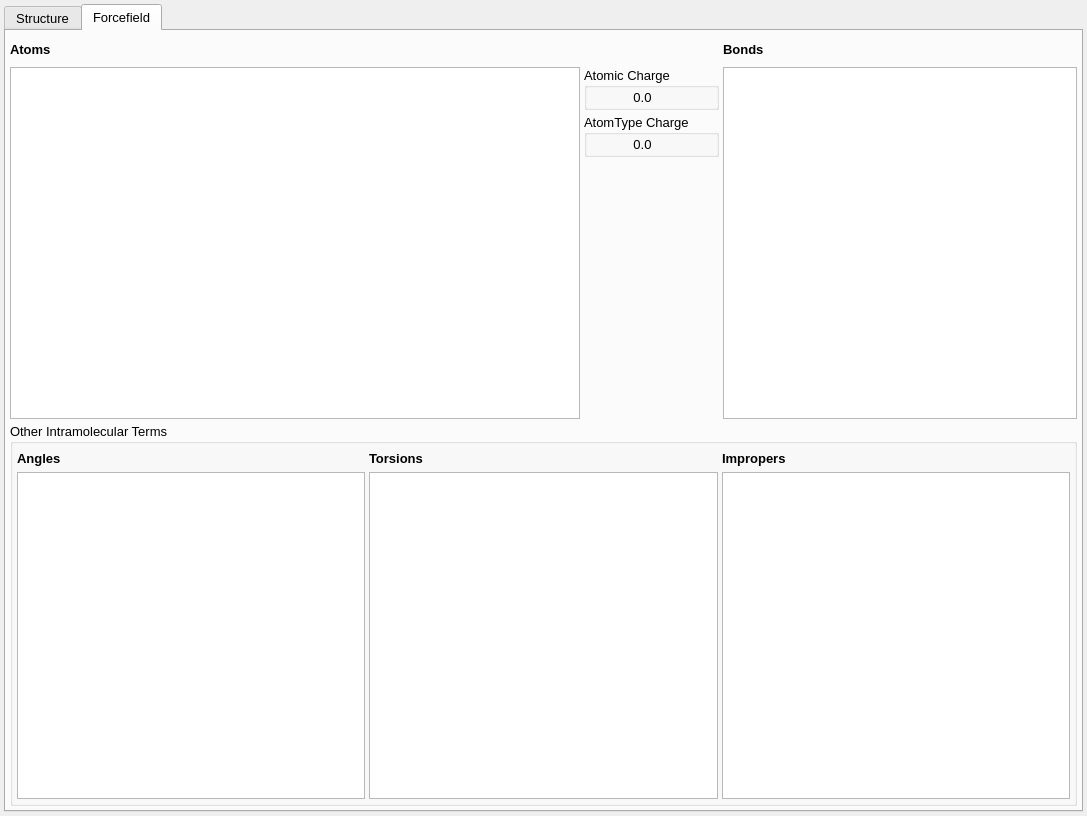
Above: src/gui/speciesTab.ui from disorderedmaterials/dissolve before the change. Below: the same form after it.
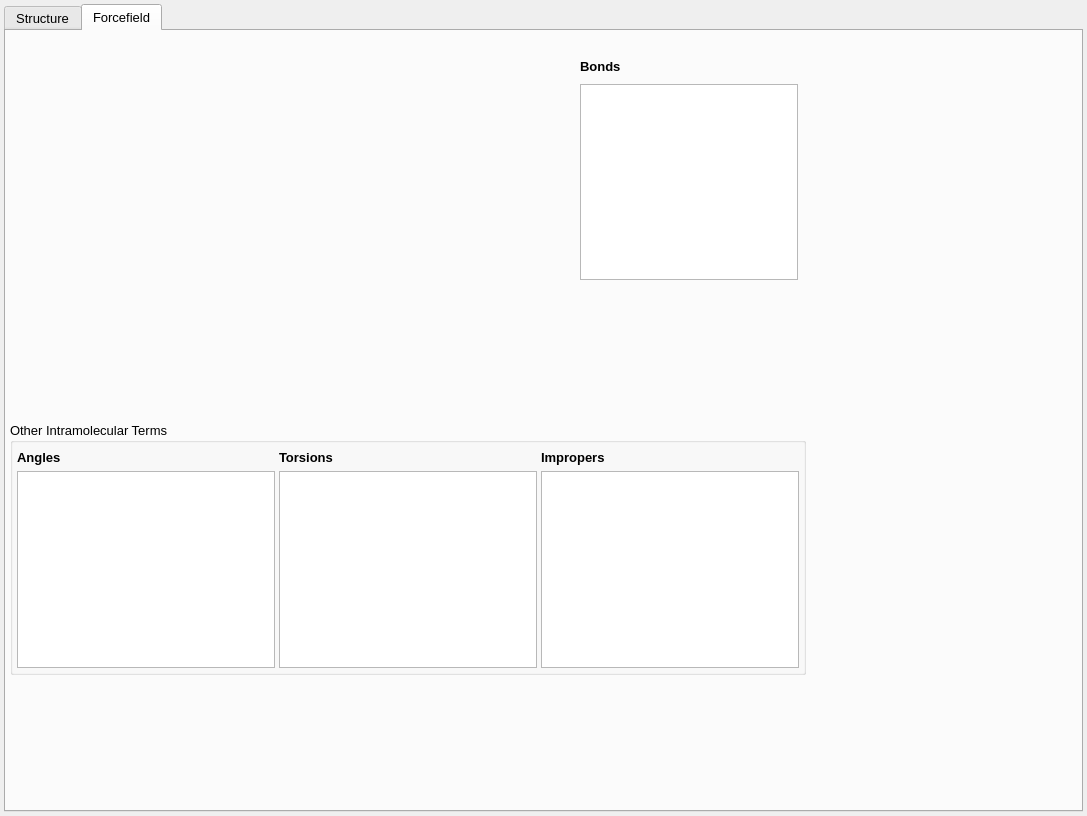
That is the form after the change. The open tabs and pages were chosen to show the change. Icons and pictures are not drawn. Custom widgets are drawn as their Qt base class.

Commit message: Atoms tab

```diff
--- a/src/gui/speciesTab.ui
+++ b/src/gui/speciesTab.ui
@@ -459,6 +459,169 @@
            </item>
           </layout>
          </widget>
+         <widget class="QWidget" name="AtomsPage">
+          <attribute name="label">
+           <string>Atoms</string>
+          </attribute>
+          <layout class="QVBoxLayout" name="verticalLayout_5">
+           <item>
+            <widget class="QTableView" name="AtomTable">
+             <property name="sizePolicy">
+              <sizepolicy hsizetype="Expanding" vsizetype="Expanding">
+               <horstretch>0</horstretch>
+               <verstretch>1</verstretch>
+              </sizepolicy>
+             </property>
+             <property name="showDropIndicator" stdset="0">
+              <bool>false</bool>
+             </property>
+             <property name="dragDropOverwriteMode">
+              <bool>false</bool>
+             </property>
+             <property name="selectionBehavior">
+              <enum>QAbstractItemView::SelectRows</enum>
+             </property>
+             <property name="showGrid">
+              <bool>true</bool>
+             </property>
+             <attribute name="horizontalHeaderVisible">
+              <bool>false</bool>
+             </attribute>
+             <attribute name="horizontalHeaderStretchLastSection">
+              <bool>false</bool>
+             </attribute>
+             <attribute name="verticalHeaderVisible">
+              <bool>false</bool>
+             </attribute>
+             <attribute name="verticalHeaderStretchLastSection">
+              <bool>false</bool>
+             </attribute>
+            </widget>
+           </item>
+           <item>
+            <layout class="QHBoxLayout" name="horizontalLayout_8">
+             <item>
+              <widget class="QGroupBox" name="TotalAtomTypeChargeGroup">
+               <property name="title">
+                <string>AtomType Charge</string>
+               </property>
+               <layout class="QHBoxLayout" name="horizontalLayout_11">
+                <property name="spacing">
+                 <number>2</number>
+                </property>
+                <property name="leftMargin">
+                 <number>2</number>
+                </property>
+                <property name="topMargin">
+                 <number>2</number>
+                </property>
+                <property name="rightMargin">
+                 <number>2</number>
+                </property>
+                <property name="bottomMargin">
+                 <number>2</number>
+                </property>
+                <item>
+                 <widget class="QLabel" name="TotalAtomTypeChargeLabel">
+                  <property name="toolTip">
+                   <string>Total charge on the species as calculated from indivdual charges on assigned atom types</string>
+                  </property>
+                  <property name="text">
+                   <string>0.0</string>
+                  </property>
+                  <property name="alignment">
+                   <set>Qt::AlignCenter</set>
+                  </property>
+                 </widget>
+                </item>
+                <item>
+                 <widget class="CheckIndicator" name="TotalAtomTypeChargeIndicator">
+                  <property name="sizePolicy">
+                   <sizepolicy hsizetype="Fixed" vsizetype="Fixed">
+                    <horstretch>0</horstretch>
+                    <verstretch>0</verstretch>
+                   </sizepolicy>
+                  </property>
+                  <property name="maximumSize">
+                   <size>
+                    <width>16</width>
+                    <height>16</height>
+                   </size>
+                  </property>
+                  <property name="text">
+                   <string/>
+                  </property>
+                  <property name="scaledContents">
+                   <bool>true</bool>
+                  </property>
+                 </widget>
+                </item>
+               </layout>
+              </widget>
+             </item>
+             <item>
+              <widget class="QGroupBox" name="TotalAtomChargeGroup">
+               <property name="title">
+                <string>Atomic Charge</string>
+               </property>
+               <layout class="QHBoxLayout" name="horizontalLayout_2">
+                <property name="spacing">
+                 <number>2</number>
+                </property>
+                <property name="leftMargin">
+                 <number>2</number>
+                </property>
+                <property name="topMargin">
+                 <number>2</number>
+                </property>
+                <property name="rightMargin">
+                 <number>2</number>
+                </property>
+                <property name="bottomMargin">
+                 <number>2</number>
+                </property>
+                <item>
+                 <widget class="QLabel" name="TotalAtomChargeLabel">
+                  <property name="toolTip">
+                   <string>Total charge on the species as calculated from indivdual charges on species atoms</string>
+                  </property>
+                  <property name="text">
+                   <string>0.0</string>
+                  </property>
+                  <property name="alignment">
+                   <set>Qt::AlignCenter</set>
+                  </property>
+                 </widget>
+                </item>
+                <item>
+                 <widget class="CheckIndicator" name="TotalAtomChargeIndicator">
+                  <property name="sizePolicy">
+                   <sizepolicy hsizetype="Fixed" vsizetype="Fixed">
+                    <horstretch>0</horstretch>
+                    <verstretch>0</verstretch>
+                   </sizepolicy>
+                  </property>
+                  <property name="maximumSize">
+                   <size>
+                    <width>16</width>
+                    <height>16</height>
+                   </size>
+                  </property>
+                  <property name="text">
+                   <string/>
+                  </property>
+                  <property name="scaledContents">
+                   <bool>true</bool>
+                  </property>
+                 </widget>
+                </item>
+               </layout>
+              </widget>
+             </item>
+            </layout>
+           </item>
+          </layout>
+         </widget>
          <widget class="QWidget" name="IsotopologuesPage">
           <property name="geometry">
            <rect>
@@ -1278,384 +1441,15 @@
       <attribute name="title">
        <string>Forcefield</string>
       </attribute>
-      <layout class="QVBoxLayout" name="verticalLayout_17">
-       <property name="spacing">
-        <number>4</number>
-       </property>
-       <property name="leftMargin">
-        <number>4</number>
-       </property>
-       <property name="topMargin">
-        <number>4</number>
-       </property>
-       <property name="rightMargin">
-        <number>4</number>
-       </property>
-       <property name="bottomMargin">
-        <number>4</number>
-       </property>
-       <item>
-        <layout class="QHBoxLayout" name="horizontalLayout_16">
-         <item>
-          <widget class="QWidget" name="AtomsWidget" native="true">
-           <property name="sizePolicy">
-            <sizepolicy hsizetype="Expanding" vsizetype="Preferred">
-             <horstretch>2</horstretch>
-             <verstretch>0</verstretch>
-            </sizepolicy>
-           </property>
-           <layout class="QVBoxLayout" name="verticalLayout_8">
-            <property name="spacing">
-             <number>4</number>
-            </property>
-            <property name="leftMargin">
-             <number>0</number>
-            </property>
-            <property name="topMargin">
-             <number>0</number>
-            </property>
-            <property name="rightMargin">
-             <number>0</number>
-            </property>
-            <property name="bottomMargin">
-             <number>0</number>
-            </property>
-            <item>
-             <layout class="QHBoxLayout" name="horizontalLayout_8">
-              <property name="spacing">
-               <number>4</number>
-              </property>
-              <item>
-               <widget class="QLabel" name="AtomsLabel">
-                <property name="sizePolicy">
-                 <sizepolicy hsizetype="Preferred" vsizetype="Minimum">
-                  <horstretch>0</horstretch>
-                  <verstretch>0</verstretch>
-                 </sizepolicy>
-                </property>
-                <property name="minimumSize">
-                 <size>
-                  <width>0</width>
-                  <height>28</height>
-                 </size>
-                </property>
-                <property name="font">
-                 <font>
-                  <pointsize>10</pointsize>
-                  <weight>75</weight>
-                  <bold>true</bold>
-                 </font>
-                </property>
-                <property name="text">
-                 <string>Atoms</string>
-                </property>
-               </widget>
-              </item>
-              <item>
-               <spacer name="horizontalSpacer_6">
-                <property name="orientation">
-                 <enum>Qt::Horizontal</enum>
-                </property>
-                <property name="sizeHint" stdset="0">
-                 <size>
-                  <width>40</width>
-                  <height>20</height>
-                 </size>
-                </property>
-               </spacer>
-              </item>
-             </layout>
-            </item>
-            <item>
-             <layout class="QHBoxLayout" name="horizontalLayout_13">
-              <property name="spacing">
-               <number>4</number>
-              </property>
-              <item>
-               <widget class="QTableView" name="AtomTable">
-                <property name="sizePolicy">
-                 <sizepolicy hsizetype="Expanding" vsizetype="Expanding">
-                  <horstretch>0</horstretch>
-                  <verstretch>1</verstretch>
-                 </sizepolicy>
-                </property>
-                <property name="showDropIndicator" stdset="0">
-                 <bool>false</bool>
-                </property>
-                <property name="dragDropOverwriteMode">
-                 <bool>false</bool>
-                </property>
-                <property name="selectionBehavior">
-                 <enum>QAbstractItemView::SelectRows</enum>
-                </property>
-                <property name="showGrid">
-                 <bool>true</bool>
-                </property>
-                <attribute name="horizontalHeaderVisible">
-                 <bool>false</bool>
-                </attribute>
-                <attribute name="horizontalHeaderStretchLastSection">
-                 <bool>false</bool>
-                </attribute>
-                <attribute name="verticalHeaderVisible">
-                 <bool>false</bool>
-                </attribute>
-                <attribute name="verticalHeaderStretchLastSection">
-                 <bool>false</bool>
-                </attribute>
-               </widget>
-              </item>
-              <item>
-               <layout class="QVBoxLayout" name="verticalLayout_5">
-                <item>
-                 <widget class="QGroupBox" name="TotalAtomChargeGroup">
-                  <property name="title">
-                   <string>Atomic Charge</string>
-                  </property>
-                  <layout class="QHBoxLayout" name="horizontalLayout_2">
-                   <property name="spacing">
-                    <number>2</number>
-                   </property>
-                   <property name="leftMargin">
-                    <number>2</number>
-                   </property>
-                   <property name="topMargin">
-                    <number>2</number>
-                   </property>
-                   <property name="rightMargin">
-                    <number>2</number>
-                   </property>
-                   <property name="bottomMargin">
-                    <number>2</number>
-                   </property>
-                   <item>
-                    <widget class="QLabel" name="TotalAtomChargeLabel">
-                     <property name="toolTip">
-                      <string>Total charge on the species as calculated from indivdual charges on species atoms</string>
-                     </property>
-                     <property name="text">
-                      <string>0.0</string>
-                     </property>
-                     <property name="alignment">
-                      <set>Qt::AlignCenter</set>
-                     </property>
-                    </widget>
-                   </item>
-                   <item>
-                    <widget class="CheckIndicator" name="TotalAtomChargeIndicator">
-                     <property name="sizePolicy">
-                      <sizepolicy hsizetype="Fixed" vsizetype="Fixed">
-                       <horstretch>0</horstretch>
-                       <verstretch>0</verstretch>
-                      </sizepolicy>
-                     </property>
-                     <property name="maximumSize">
-                      <size>
-                       <width>16</width>
-                       <height>16</height>
-                      </size>
-                     </property>
-                     <property name="text">
-                      <string/>
-                     </property>
-                     <property name="scaledContents">
-                      <bool>true</bool>
-                     </property>
-                    </widget>
-                   </item>
-                  </layout>
-                 </widget>
-                </item>
-                <item>
-                 <widget class="QGroupBox" name="TotalAtomTypeChargeGroup">
-                  <property name="title">
-                   <string>AtomType Charge</string>
-                  </property>
-                  <layout class="QHBoxLayout" name="horizontalLayout_11">
-                   <property name="spacing">
-                    <number>2</number>
-                   </property>
-                   <property name="leftMargin">
-                    <number>2</number>
-                   </property>
-                   <property name="topMargin">
-                    <number>2</number>
-                   </property>
-                   <property name="rightMargin">
-                    <number>2</number>
-                   </property>
-                   <property name="bottomMargin">
-                    <number>2</number>
-                   </property>
-                   <item>
-                    <widget class="QLabel" name="TotalAtomTypeChargeLabel">
-                     <property name="toolTip">
-                      <string>Total charge on the species as calculated from indivdual charges on assigned atom types</string>
-                     </property>
-                     <property name="text">
-                      <string>0.0</string>
-                     </property>
-                     <property name="alignment">
-                      <set>Qt::AlignCenter</set>
-                     </property>
-                    </widget>
-                   </item>
-                   <item>
-                    <widget class="CheckIndicator" name="TotalAtomTypeChargeIndicator">
-                     <property name="sizePolicy">
-                      <sizepolicy hsizetype="Fixed" vsizetype="Fixed">
-                       <horstretch>0</horstretch>
-                       <verstretch>0</verstretch>
-                      </sizepolicy>
-                     </property>
-                     <property name="maximumSize">
-                      <size>
-                       <width>16</width>
-                       <height>16</height>
-                      </size>
-                     </property>
-                     <property name="text">
-                      <string/>
-                     </property>
-                     <property name="scaledContents">
-                      <bool>true</bool>
-                     </property>
-                    </widget>
-                   </item>
-                  </layout>
-                 </widget>
-                </item>
-                <item>
-                 <spacer name="verticalSpacer_3">
-                  <property name="orientation">
-                   <enum>Qt::Vertical</enum>
-                  </property>
-                  <property name="sizeHint" stdset="0">
-                   <size>
-                    <width>20</width>
-                    <height>40</height>
-                   </size>
-                  </property>
-                 </spacer>
-                </item>
-               </layout>
-              </item>
-             </layout>
-            </item>
-           </layout>
-          </widget>
-         </item>
-         <item>
-          <widget class="QWidget" name="BondsWidget" native="true">
-           <property name="sizePolicy">
-            <sizepolicy hsizetype="Expanding" vsizetype="Preferred">
-             <horstretch>1</horstretch>
-             <verstretch>0</verstretch>
-            </sizepolicy>
-           </property>
-           <layout class="QVBoxLayout" name="verticalLayout">
-            <property name="spacing">
-             <number>4</number>
-            </property>
-            <property name="leftMargin">
-             <number>0</number>
-            </property>
-            <property name="topMargin">
-             <number>0</number>
-            </property>
-            <property name="rightMargin">
-             <number>0</number>
-            </property>
-            <property name="bottomMargin">
-             <number>0</number>
-            </property>
-            <item>
-             <layout class="QHBoxLayout" name="horizontalLayout_5">
-              <property name="spacing">
-               <number>4</number>
-              </property>
-              <item>
-               <widget class="QLabel" name="BondLabel">
-                <property name="sizePolicy">
-                 <sizepolicy hsizetype="Preferred" vsizetype="Minimum">
-                  <horstretch>0</horstretch>
-                  <verstretch>0</verstretch>
-                 </sizepolicy>
-                </property>
-                <property name="minimumSize">
-                 <size>
-                  <width>0</width>
-                  <height>28</height>
-                 </size>
-                </property>
-                <property name="font">
-                 <font>
-                  <pointsize>10</pointsize>
-                  <weight>75</weight>
-                  <bold>true</bold>
-                 </font>
-                </property>
-                <property name="text">
-                 <string>Bonds</string>
-                </property>
-               </widget>
-              </item>
-              <item>
-               <spacer name="horizontalSpacer_3">
-                <property name="orientation">
-                 <enum>Qt::Horizontal</enum>
-                </property>
-                <property name="sizeHint" stdset="0">
-                 <size>
-                  <width>40</width>
-                  <height>20</height>
-                 </size>
-                </property>
-               </spacer>
-              </item>
-             </layout>
-            </item>
-            <item>
-             <widget class="QTableView" name="BondTable">
-              <property name="sizePolicy">
-               <sizepolicy hsizetype="Expanding" vsizetype="Expanding">
-                <horstretch>0</horstretch>
-                <verstretch>1</verstretch>
-               </sizepolicy>
-              </property>
-              <property name="showDropIndicator" stdset="0">
-               <bool>false</bool>
-              </property>
-              <property name="dragDropOverwriteMode">
-               <bool>false</bool>
-              </property>
-              <property name="selectionBehavior">
-               <enum>QAbstractItemView::SelectRows</enum>
-              </property>
-              <property name="showGrid">
-               <bool>true</bool>
-              </property>
-              <attribute name="horizontalHeaderVisible">
-               <bool>false</bool>
-              </attribute>
-              <attribute name="horizontalHeaderStretchLastSection">
-               <bool>true</bool>
-              </attribute>
-              <attribute name="verticalHeaderVisible">
-               <bool>false</bool>
-              </attribute>
-              <attribute name="verticalHeaderStretchLastSection">
-               <bool>false</bool>
-              </attribute>
-             </widget>
-            </item>
-           </layout>
-          </widget>
-         </item>
-        </layout>
-       </item>
-       <item>
         <widget class="QGroupBox" name="ConnectivityIntraGroup">
+       <property name="geometry">
+        <rect>
+         <x>4</x>
+         <y>391</y>
+         <width>796</width>
+         <height>253</height>
+        </rect>
+       </property>
          <property name="title">
           <string>Other Intramolecular Terms</string>
          </property>
@@ -1902,8 +1696,152 @@
           </item>
          </layout>
         </widget>
-       </item>
-      </layout>
+      <widget class="QWidget" name="AtomsWidget" native="true">
+       <property name="geometry">
+        <rect>
+         <x>131</x>
+         <y>21</y>
+         <width>399</width>
+         <height>228</height>
+        </rect>
+       </property>
+       <property name="sizePolicy">
+        <sizepolicy hsizetype="Expanding" vsizetype="Preferred">
+         <horstretch>2</horstretch>
+         <verstretch>0</verstretch>
+        </sizepolicy>
+       </property>
+       <layout class="QVBoxLayout" name="verticalLayout_8">
+        <property name="spacing">
+         <number>4</number>
+        </property>
+        <property name="leftMargin">
+         <number>0</number>
+        </property>
+        <property name="topMargin">
+         <number>0</number>
+        </property>
+        <property name="rightMargin">
+         <number>0</number>
+        </property>
+        <property name="bottomMargin">
+         <number>0</number>
+        </property>
+       </layout>
+      </widget>
+      <widget class="QWidget" name="BondsWidget" native="true">
+       <property name="geometry">
+        <rect>
+         <x>574</x>
+         <y>21</y>
+         <width>218</width>
+         <height>228</height>
+        </rect>
+       </property>
+       <property name="sizePolicy">
+        <sizepolicy hsizetype="Expanding" vsizetype="Preferred">
+         <horstretch>1</horstretch>
+         <verstretch>0</verstretch>
+        </sizepolicy>
+       </property>
+       <layout class="QVBoxLayout" name="verticalLayout">
+        <property name="spacing">
+         <number>4</number>
+        </property>
+        <property name="leftMargin">
+         <number>0</number>
+        </property>
+        <property name="topMargin">
+         <number>0</number>
+        </property>
+        <property name="rightMargin">
+         <number>0</number>
+        </property>
+        <property name="bottomMargin">
+         <number>0</number>
+        </property>
+        <item>
+         <layout class="QHBoxLayout" name="horizontalLayout_5">
+          <property name="spacing">
+           <number>4</number>
+          </property>
+          <item>
+           <widget class="QLabel" name="BondLabel">
+            <property name="sizePolicy">
+             <sizepolicy hsizetype="Preferred" vsizetype="Minimum">
+              <horstretch>0</horstretch>
+              <verstretch>0</verstretch>
+             </sizepolicy>
+            </property>
+            <property name="minimumSize">
+             <size>
+              <width>0</width>
+              <height>28</height>
+             </size>
+            </property>
+            <property name="font">
+             <font>
+              <pointsize>10</pointsize>
+              <weight>75</weight>
+              <bold>true</bold>
+             </font>
+            </property>
+            <property name="text">
+             <string>Bonds</string>
+            </property>
+           </widget>
+          </item>
+          <item>
+           <spacer name="horizontalSpacer_3">
+            <property name="orientation">
+             <enum>Qt::Horizontal</enum>
+            </property>
+            <property name="sizeHint" stdset="0">
+             <size>
+              <width>40</width>
+              <height>20</height>
+             </size>
+            </property>
+           </spacer>
+          </item>
+         </layout>
+        </item>
+        <item>
+         <widget class="QTableView" name="BondTable">
+          <property name="sizePolicy">
+           <sizepolicy hsizetype="Expanding" vsizetype="Expanding">
+            <horstretch>0</horstretch>
+            <verstretch>1</verstretch>
+           </sizepolicy>
+          </property>
+          <property name="showDropIndicator" stdset="0">
+           <bool>false</bool>
+          </property>
+          <property name="dragDropOverwriteMode">
+           <bool>false</bool>
+          </property>
+          <property name="selectionBehavior">
+           <enum>QAbstractItemView::SelectRows</enum>
+          </property>
+          <property name="showGrid">
+           <bool>true</bool>
+          </property>
+          <attribute name="horizontalHeaderVisible">
+           <bool>false</bool>
+          </attribute>
+          <attribute name="horizontalHeaderStretchLastSection">
+           <bool>true</bool>
+          </attribute>
+          <attribute name="verticalHeaderVisible">
+           <bool>false</bool>
+          </attribute>
+          <attribute name="verticalHeaderStretchLastSection">
+           <bool>false</bool>
+          </attribute>
+         </widget>
+        </item>
+       </layout>
+      </widget>
      </widget>
     </widget>
    </item>
```
Left out of the diff: 6 changed lines with no effect on the pictures. Lines whose indentation alone changed are shown as unchanged.
